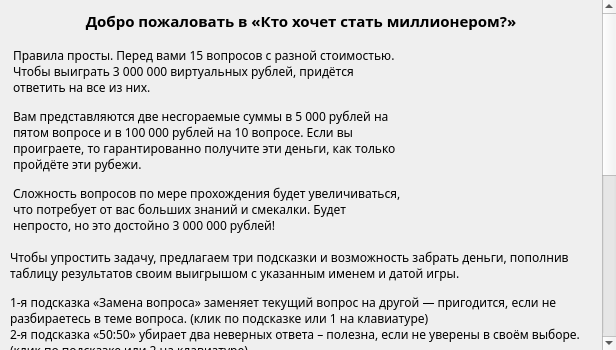
This is ui/gameRules.ui in snowlue/WWTBAM as Qt 5 draws it before an edit. The edited form follows.
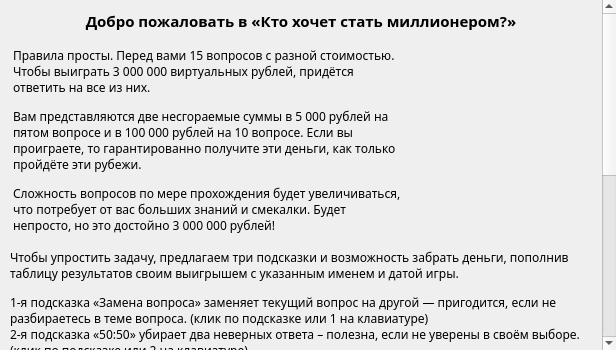
This is the edited form. Icons and pictures are not drawn.

```diff
--- a/ui/gameRules.ui
+++ b/ui/gameRules.ui
@@ -180,7 +180,7 @@
             </size>
            </property>
            <property name="text">
-            <string notr="true">&lt;html&gt;&lt;head/&gt;&lt;body&gt;&lt;p&gt;Чтобы упростить задачу, предлагаем три подсказки и возможность забрать деньги, пополнив таблицу результатов своим выигрышом с указанным именем и датой игры.&lt;/p&gt;&lt;p&gt;1-я подсказка «Замена вопроса» заменяет текущий вопрос на другой — пригодится, если не разбираетесь в теме вопроса. (клик по подсказке или 1 на клавиатуре)&lt;br/&gt;2-я подсказка «50:50» убирает два неверных ответа – полезна, если не уверены в своём выборе. (клик по подсказке или 2 на клавиатуре)&lt;br/&gt;И 3-я подсказка «Право на ошибку» даёт вам возможность ошибиться при ответе один раз — отличная страховка на сложных вопросах. (клик по подсказке или 3 на клавиатуре)&lt;br/&gt;Или вы можете покинуть игру с уже заработанным выигрышем, чтобы не потерять всё до несгораемой суммы. (клик по иконке «домой» или 4 на клавиатуре)&lt;/p&gt;&lt;/body&gt;&lt;/html&gt;</string>
+            <string notr="true">&lt;html&gt;&lt;head/&gt;&lt;body&gt;&lt;p&gt;Чтобы упростить задачу, предлагаем три подсказки и возможность забрать деньги, пополнив таблицу результатов своим выигрышем с указанным именем и датой игры.&lt;/p&gt;&lt;p&gt;1-я подсказка «Замена вопроса» заменяет текущий вопрос на другой — пригодится, если не разбираетесь в теме вопроса. (клик по подсказке или 1 на клавиатуре)&lt;br/&gt;2-я подсказка «50:50» убирает два неверных ответа – полезна, если не уверены в своём выборе. (клик по подсказке или 2 на клавиатуре)&lt;br/&gt;И 3-я подсказка «Право на ошибку» даёт вам возможность ошибиться при ответе один раз — отличная страховка на сложных вопросах. (клик по подсказке или 3 на клавиатуре)&lt;br/&gt;Или вы можете покинуть игру с уже заработанным выигрышем, чтобы не потерять всё до несгораемой суммы. (клик по иконке «домой» или 4 на клавиатуре)&lt;/p&gt;&lt;/body&gt;&lt;/html&gt;</string>
            </property>
            <property name="wordWrap">
             <bool>true</bool>
```
Left out of the diff: 2 changed lines with no effect on the pictures.
